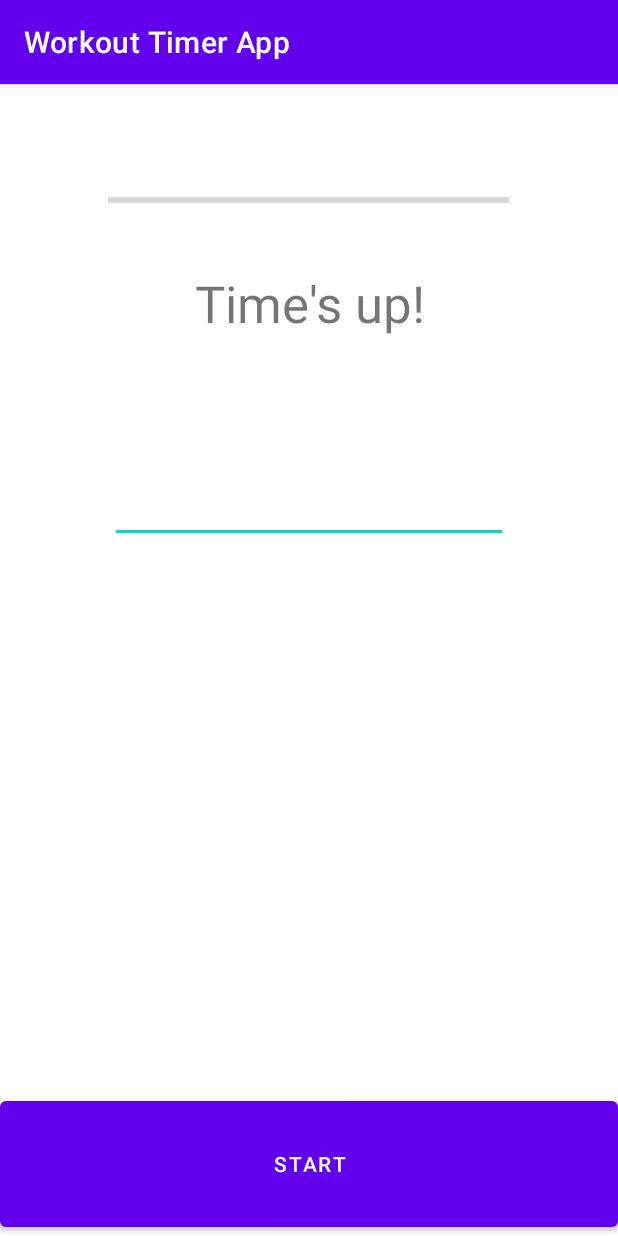
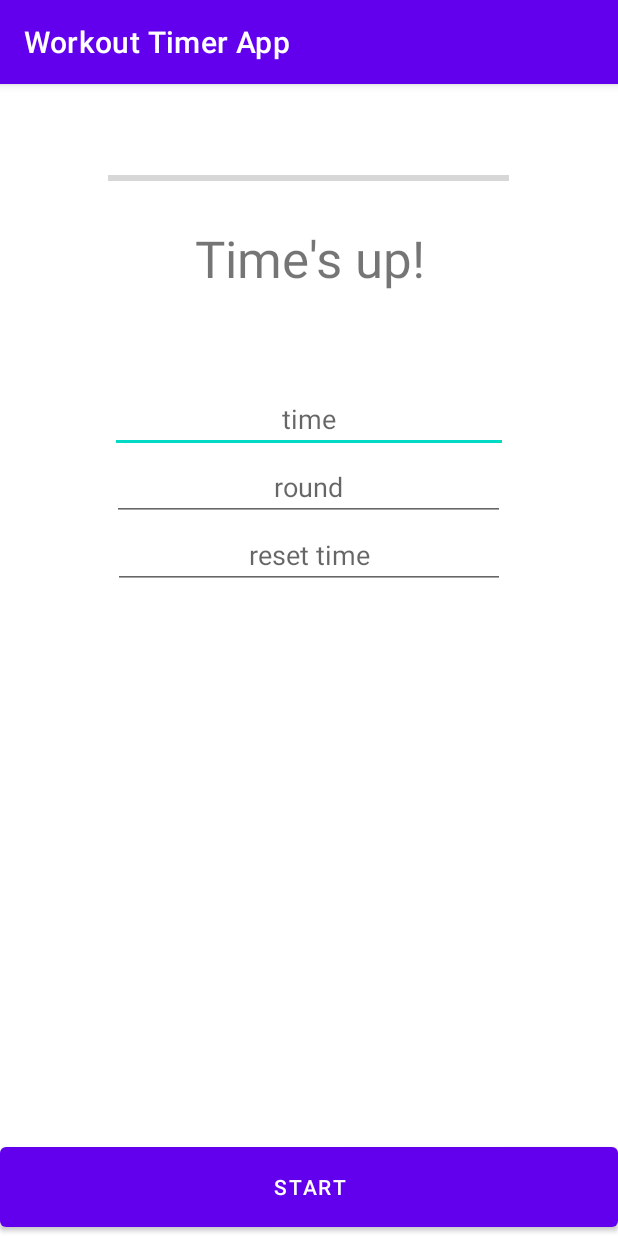
Before and after one commit to lst97/SIT305_timer, an Android app: the screen it shows after launch (MainActivity), on a phone screen of 412 x 824 dp. Run offline under Robolectric (Android 15) with nearby library versions, the phone set to English and light mode, and no system bars.

Commit message:
Fix to meet task requirement

```diff
--- a/app/src/main/java/com/example/workouttimerapp/MainActivity.java
+++ b/app/src/main/java/com/example/workouttimerapp/MainActivity.java
@@ -20,7 +20,9 @@ public class MainActivity extends AppCompatActivity {
         TextView countdownText = findViewById(R.id.remainingTime);
         EditText timeInputText = findViewById(R.id.timeInput);
         ProgressBar progressBar = findViewById(R.id.progressBar);
+        EditText roundText = findViewById(R.id.pharse_input);
+        EditText resetText = findViewById(R.id.preriod_input);
 
-        new MainPage(controlBtn, timeInputText, countdownText, progressBar);
+        new MainPage(controlBtn, timeInputText, countdownText, roundText, resetText, progressBar);
     }
 }
--- a/app/src/main/java/com/example/workouttimerapp/MainPage.java
+++ b/app/src/main/java/com/example/workouttimerapp/MainPage.java
@@ -10,6 +10,8 @@ public class MainPage implements IMainPage {
     private EditText timeText;
     private TextView countdownText;
     private ProgressBar progressBar;
+    private EditText roundText;
+    private EditText resetText;
     private PageData data;
     private Boolean clickFlag;
 
@@ -44,15 +46,22 @@ public class MainPage implements IMainPage {
     public void setProgressBar(ProgressBar progressBar) {
         this.progressBar = progressBar;
     }
+    public void setRoundText(EditText roundText) {
+        this.roundText = roundText;
+    }
+    public void setResetText(EditText resetText) {
+        this.resetText = resetText;
+    }
 
     @Override
     public void start(int second) {
-        data.start(second * 1000);
+        data.newTimer(second * 1000);
     }
 
     @Override
     public void end() {
         data.end();
+
     }
 
     public void setProgressbarValue(int value){
@@ -69,7 +78,11 @@ public class MainPage implements IMainPage {
         this.controlBtn.setOnClickListener(view -> {
             int targetedTime = 0;
             try{
-                targetedTime =Integer.parseInt(timeText.getText().toString());
+                targetedTime = Integer.parseInt(timeText.getText().toString());
+                this.data.setTargetedTime(targetedTime);
+                this.data.setRound(Integer.parseInt(roundText.getText().toString()));
+                this.data.setResetTime(Integer.parseInt(resetText.getText().toString()));
+
             }catch (NumberFormatException e){
                 countdownText.setText(R.string.text_invalid);
             }
@@ -94,11 +107,13 @@ public class MainPage implements IMainPage {
         this.data = new PageData(this);
     }
 
-    MainPage(Button controlBtn, EditText timeText, TextView countdownText, ProgressBar progressBar){
+    MainPage(Button controlBtn, EditText timeText, TextView countdownText, EditText roundText, EditText resetText, ProgressBar progressBar){
         setControlBtn(controlBtn);
         setCountdownText(countdownText);
         setTimeText(timeText);
         setProgressBar(progressBar);
+        setRoundText(roundText);
+        setResetText(resetText);
         initContent();
         initCallbacks();
         initData();
--- a/app/src/main/res/layout/activity_main.xml
+++ b/app/src/main/res/layout/activity_main.xml
@@ -32,7 +32,7 @@
             android:textSize="34sp" />
 
         <Space
-            android:layout_width="match_parent"
+            android:layout_width="263dp"
             android:layout_height="30dp"
             android:layout_weight="1" />
 
@@ -42,6 +42,25 @@
             android:layout_height="wrap_content"
             android:ems="10"
             android:gravity="center"
+            android:hint="time"
+            android:inputType="number" />
+
+        <EditText
+            android:id="@+id/pharse_input"
+            android:layout_width="262dp"
+            android:layout_height="wrap_content"
+            android:ems="10"
+            android:gravity="center"
+            android:hint="round"
+            android:inputType="number" />
+
+        <EditText
+            android:id="@+id/preriod_input"
+            android:layout_width="261dp"
+            android:layout_height="wrap_content"
+            android:ems="10"
+            android:gravity="center"
+            android:hint="reset time"
             android:inputType="number" />
 
         <Space
--- a/build.gradle
+++ b/build.gradle
@@ -1,5 +1,5 @@
 // Top-level build file where you can add configuration options common to all sub-projects/modules.
 plugins {
-    id 'com.android.application' version '7.4.2' apply false
-    id 'com.android.library' version '7.4.2' apply false
+    id 'com.android.application' version '8.0.1' apply false
+    id 'com.android.library' version '8.0.1' apply false
 }
--- a/gradle.properties
+++ b/gradle.properties
@@ -19,3 +19,5 @@ android.useAndroidX=true
 # resources declared in the library itself and none from the library's dependencies,
 # thereby reducing the size of the R class for that library
 android.nonTransitiveRClass=true
+android.defaults.buildfeatures.buildconfig=true
+android.nonFinalResIds=false
```
Also changed, not shown: app/src/main/java/com/example/workouttimerapp/PageData.java (+35 -10 lines), gradle/wrapper/gradle-wrapper.properties.
